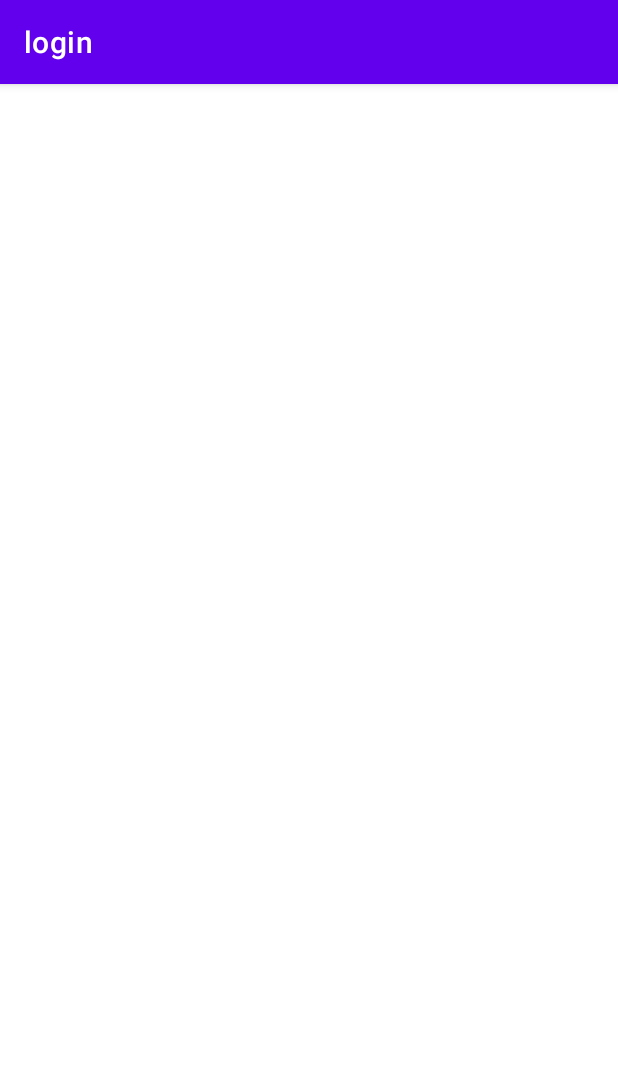
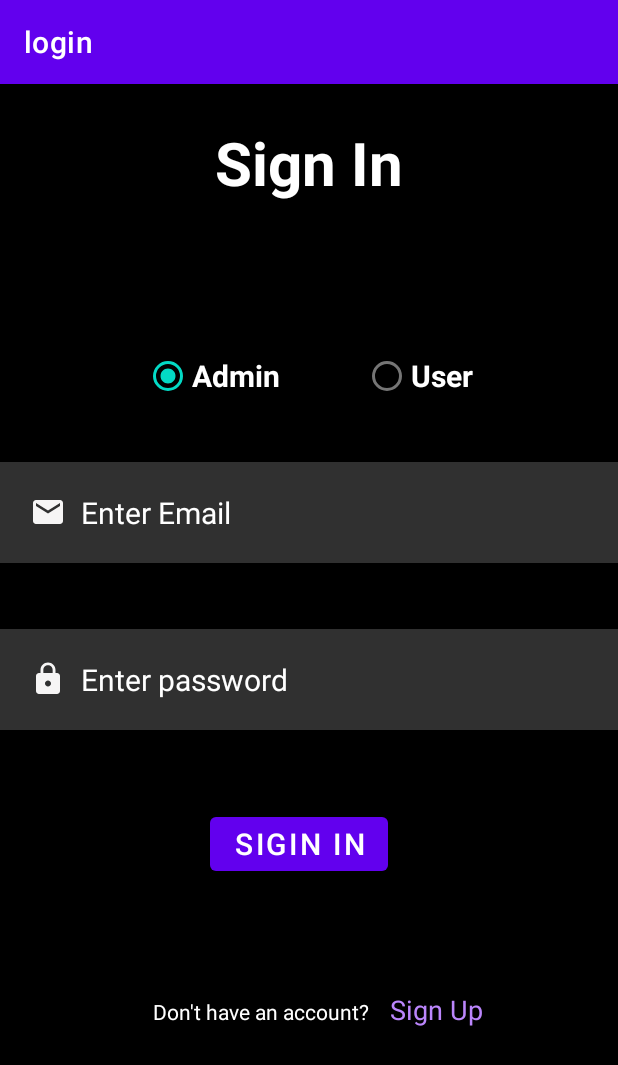
Before and after one commit to kranthi978/LuoRower, an Android app: the signin screen opened directly, with no data from a screen before it, on a phone screen of 412 x 824 dp. Shown: the top 1065 px of the screen. Run offline under Robolectric (Android 15) with nearby library versions, the phone set to English and light mode, and no system bars.

Commit message:
Created signin page. created admin and user layouts

```diff
--- a/app/src/main/AndroidManifest.xml
+++ b/app/src/main/AndroidManifest.xml
@@ -9,7 +9,9 @@
         android:roundIcon="@mipmap/ic_launcher_round"
         android:supportsRtl="true"
         android:theme="@style/Theme.Login">
-        <activity android:name=".signin"></activity>
+        <activity android:name=".userpage"></activity>
+        <activity android:name=".adminpage" />
+        <activity android:name=".signin" />
         <activity
             android:name=".homeactivity"
             android:label="Home" />
--- /dev/null
+++ b/app/src/main/java/com/example/login/adminpage.java
@@ -0,0 +1,14 @@
+package com.example.login;
+
+import androidx.appcompat.app.AppCompatActivity;
+
+import android.os.Bundle;
+
+public class adminpage extends AppCompatActivity {
+
+    @Override
+    protected void onCreate(Bundle savedInstanceState) {
+        super.onCreate(savedInstanceState);
+        setContentView(R.layout.activity_adminpage);
+    }
+}
--- a/app/src/main/java/com/example/login/signin.java
+++ b/app/src/main/java/com/example/login/signin.java
@@ -2,13 +2,95 @@ package com.example.login;
 
 import androidx.appcompat.app.AppCompatActivity;
 
+import android.content.Intent;
 import android.os.Bundle;
+import android.view.View;
+import android.widget.Button;
+import android.widget.RadioButton;
+import android.widget.RadioGroup;
+import android.widget.TextView;
 
-public class signin extends AppCompatActivity {
+public class signin<button> extends AppCompatActivity {
+    Button btn1;
+    TextView btn, test;
+    RadioGroup rg;
+    RadioButton rb;
+
 
     @Override
     protected void onCreate(Bundle savedInstanceState) {
         super.onCreate(savedInstanceState);
         setContentView(R.layout.activity_signin);
+        btn=findViewById(R.id.sign_up);
+        btn.setOnClickListener(new View.OnClickListener() {
+            @Override
+            public void onClick(View v) {
+                Intent i=new Intent(signin.this,
+                        homeactivity.class);
+                //Intent is used to switch from one activity to another.
+
+                startActivity(i);
+            }
+        });
+        btn1= findViewById(R.id.sign_in_button);
+        rg = findViewById(R.id.role);
+        //int radioId=rg.getCheckedRadioButtonId();
+       // rb=findViewById(radioId);
+        test=findViewById(R.id.txt);
+        btn1.setOnClickListener(new View.OnClickListener() {
+            @Override
+            public void onClick(View v) {
+                int radioId=rg.getCheckedRadioButtonId();
+                rb=findViewById(radioId);
+                String str=String.valueOf(rb.getText());
+                if(str.equals("Admin"))
+                {
+                    Intent i=new Intent(signin.this,
+                            adminpage.class);
+                    //Intent is used to switch from one activity to another.
+
+                    startActivity(i);
+                }
+                else
+                {
+                    Intent i=new Intent(signin.this,
+                            userpage.class);
+                    //Intent is used to switch from one activity to another.
+
+                    startActivity(i);
+                }
+            }
+        });
+
+        /*if(str.equals("Admin"))
+        {
+            btn1.setOnClickListener(new View.OnClickListener() {
+                @Override
+                public void onClick(View v) {
+                    Intent i=new Intent(signin.this,
+                            adminpage.class);
+                    //Intent is used to switch from one activity to another.
+
+                    startActivity(i);
+                }
+            });
+        }
+        if(str.equals("User"))
+        {
+            btn1.setOnClickListener(new View.OnClickListener() {
+                @Override
+                public void onClick(View v) {
+                    Intent i=new Intent(signin.this,
+                            userpage.class);
+                    //Intent is used to switch from one activity to another.
+
+                    startActivity(i);
+                }
+            });
+        }*/
+
+
+
     }
+
 }
--- /dev/null
+++ b/app/src/main/java/com/example/login/userpage.java
@@ -0,0 +1,14 @@
+package com.example.login;
+
+import androidx.appcompat.app.AppCompatActivity;
+
+import android.os.Bundle;
+
+public class userpage extends AppCompatActivity {
+
+    @Override
+    protected void onCreate(Bundle savedInstanceState) {
+        super.onCreate(savedInstanceState);
+        setContentView(R.layout.activity_userpage);
+    }
+}
--- /dev/null
+++ b/app/src/main/res/layout/activity_adminpage.xml
@@ -0,0 +1,14 @@
+<?xml version="1.0" encoding="utf-8"?>
+<RelativeLayout xmlns:android="http://schemas.android.com/apk/res/android"
+    xmlns:app="http://schemas.android.com/apk/res-auto"
+    xmlns:tools="http://schemas.android.com/tools"
+    android:layout_width="match_parent"
+    android:layout_height="match_parent"
+    tools:context=".adminpage">
+    <TextView
+        android:layout_width="wrap_content"
+        android:layout_height="wrap_content"
+        android:text="Admin"
+
+/>
+</RelativeLayout>
--- a/app/src/main/res/layout/activity_signin.xml
+++ b/app/src/main/res/layout/activity_signin.xml
@@ -1,9 +1,127 @@
 <?xml version="1.0" encoding="utf-8"?>
-<androidx.constraintlayout.widget.ConstraintLayout xmlns:android="http://schemas.android.com/apk/res/android"
+<RelativeLayout xmlns:android="http://schemas.android.com/apk/res/android"
     xmlns:app="http://schemas.android.com/apk/res-auto"
     xmlns:tools="http://schemas.android.com/tools"
     android:layout_width="match_parent"
     android:layout_height="match_parent"
+    android:background="@color/black"
     tools:context=".signin">
+    <TextView
+        android:layout_width="match_parent"
+        android:layout_height="wrap_content"
+        android:id="@+id/sign_in"
+        android:text="Sign In"
+        android:textColor="@color/white"
+        android:textSize="40dp"
+        android:textStyle="bold"
+        android:layout_margin="25dp"
+        android:gravity="center"
 
-</androidx.constraintlayout.widget.ConstraintLayout>
+        />
+
+    <RadioGroup
+        android:id="@+id/role"
+        android:layout_width="match_parent"
+        android:layout_height="wrap_content"
+        android:layout_below="@+id/sign_in"
+        android:layout_marginTop="66dp"
+        android:gravity="center"
+        android:orientation="horizontal">
+
+        <RadioButton
+            android:id="@+id/radio_admin"
+            android:layout_width="wrap_content"
+            android:layout_height="wrap_content"
+            android:layout_marginRight="55dp"
+            android:text="Admin"
+            android:textColor="@color/white"
+            android:textSize="20dp"
+            android:textStyle="bold"
+            android:checked="true"
+
+            />
+
+        <RadioButton
+            android:id="@+id/radio_user"
+            android:layout_width="wrap_content"
+            android:layout_height="wrap_content"
+            android:text="User"
+            android:textColor="@color/white"
+            android:textSize="20dp"
+            android:textStyle="bold"
+            />
+    </RadioGroup>
+
+    <EditText
+        android:id="@+id/sign_in_email"
+        android:layout_width="match_parent"
+        android:layout_height="wrap_content"
+        android:layout_below="@+id/role"
+        android:layout_marginTop="33dp"
+        android:layout_marginBottom="10dp"
+        android:background="#30ffffff"
+        android:drawableLeft="@drawable/ic_baseline_email_24"
+        android:drawablePadding="10dp"
+        android:hint="Enter Email"
+        android:padding="20dp"
+        android:textColor="@color/white"
+        android:textColorHint="@color/white"
+        android:textSize="20dp" />
+
+    <EditText
+        android:id="@+id/sign_in_password"
+        android:layout_width="match_parent"
+        android:layout_height="wrap_content"
+        android:layout_below="@+id/sign_in_email"
+        android:layout_marginTop="34dp"
+        android:layout_marginBottom="10dp"
+        android:background="#30ffffff"
+        android:drawableLeft="@drawable/ic_baseline_lock_24"
+        android:drawablePadding="10dp"
+        android:hint="Enter password"
+        android:inputType="textPassword"
+        android:padding="20dp"
+        android:textColor="@color/white"
+        android:textColorHint="@color/white"
+        android:textSize="20dp" />
+
+    <Button
+        android:id="@+id/sign_in_button"
+        android:layout_width="wrap_content"
+        android:layout_height="wrap_content"
+        android:layout_below="@+id/sign_in_password"
+        android:layout_marginLeft="140dp"
+        android:layout_marginTop="42dp"
+        android:text="Sigin in"
+        android:textColor="@color/white"
+        android:textSize="20dp"
+        />
+
+    <LinearLayout
+        android:layout_width="wrap_content"
+        android:layout_height="wrap_content"
+        android:layout_below="@+id/sign_in_button"
+
+        android:layout_marginStart="75dp"
+        android:layout_marginLeft="75dp"
+        android:layout_marginTop="74dp">
+
+        <TextView
+            android:layout_width="wrap_content"
+            android:id="@+id/txt"
+            android:layout_height="wrap_content"
+            android:text="        Don't have an account?"
+            android:textColor="@color/white"
+            android:textSize="14dp" />
+
+        <TextView
+            android:id="@+id/sign_up"
+            android:layout_width="wrap_content"
+            android:layout_height="wrap_content"
+            android:text="   Sign Up"
+            android:textColor="@color/purple_200"
+            android:textSize="18dp" />
+    </LinearLayout>
+
+
+</RelativeLayout>
--- /dev/null
+++ b/app/src/main/res/layout/activity_userpage.xml
@@ -0,0 +1,13 @@
+<?xml version="1.0" encoding="utf-8"?>
+<RelativeLayout xmlns:android="http://schemas.android.com/apk/res/android"
+    xmlns:app="http://schemas.android.com/apk/res-auto"
+    xmlns:tools="http://schemas.android.com/tools"
+    android:layout_width="match_parent"
+    android:layout_height="match_parent"
+    tools:context=".userpage">
+    <TextView
+        android:layout_width="match_parent"
+        android:layout_height="match_parent"
+        android:text="user"/>
+
+</RelativeLayout>
```
